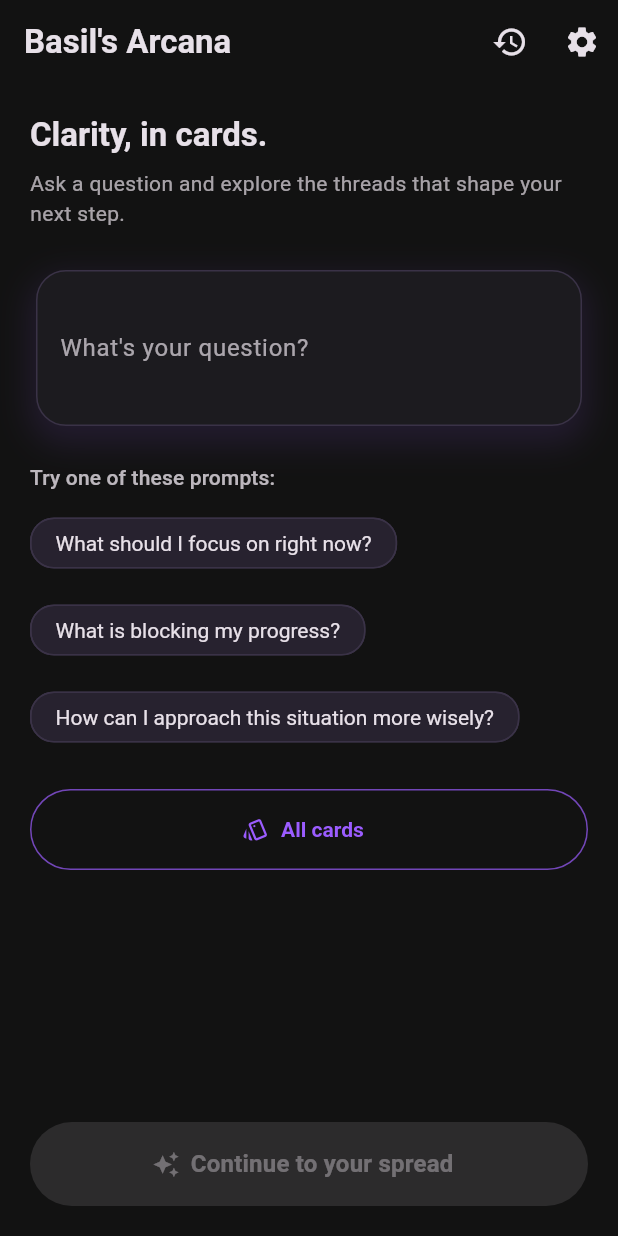
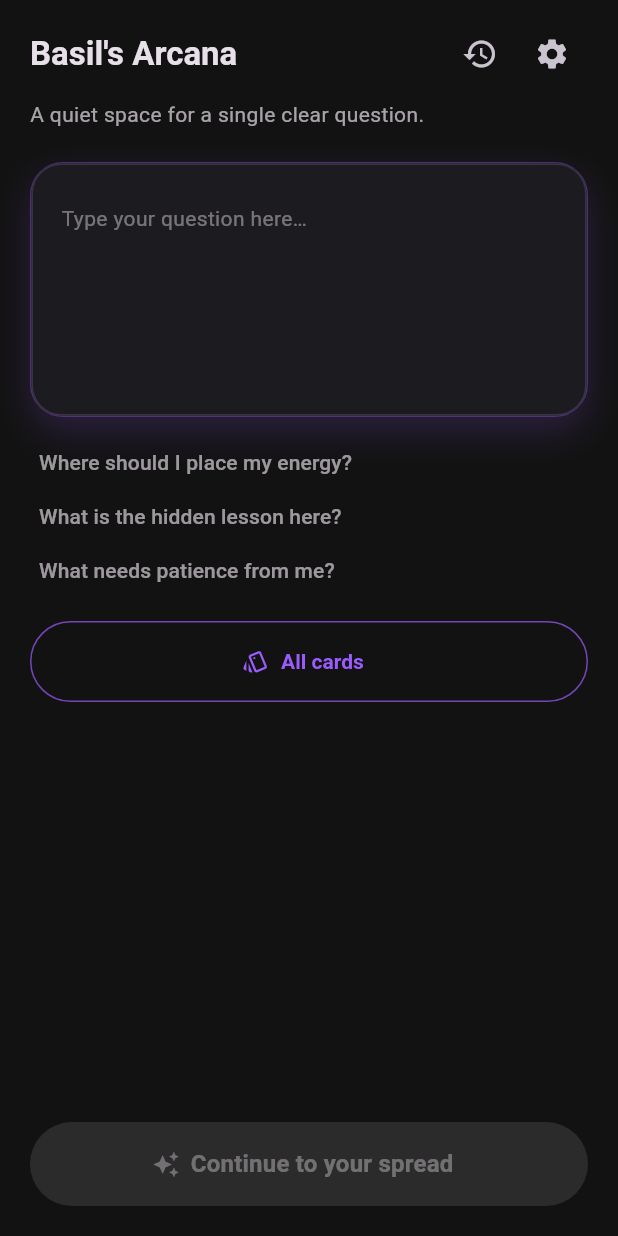
Before and after one commit to artemovbasil-oss/basil-arcana, a Flutter app: the screen it shows after launch, on a phone screen of 412 x 824 dp. Run offline on Flutter 3.47's test engine with Material 3 defaults, Android fonts, the phone set to English and light mode, and no system bars; our stand-ins replace flutter_riverpod, hive, hive_flutter; accounts and stored records are empty; generated files the repository leaves out were written again.

Commit message:
Fix reading requests and add card stats

```diff
--- a/basil_arcana/app_flutter/lib/features/home/home_screen.dart
+++ b/basil_arcana/app_flutter/lib/features/home/home_screen.dart
@@ -17,16 +17,24 @@ class HomeScreen extends ConsumerStatefulWidget {
 
 class _HomeScreenState extends ConsumerState<HomeScreen> {
   final TextEditingController _controller = TextEditingController();
+  final FocusNode _focusNode = FocusNode();
 
   @override
   void dispose() {
     _controller.dispose();
+    _focusNode.dispose();
     super.dispose();
   }
 
   void _applyExample(String example) {
     _controller.text = example;
     ref.read(readingFlowControllerProvider.notifier).setQuestion(example);
+    setState(() {});
+  }
+
+  void _clearQuestion() {
+    _controller.clear();
+    ref.read(readingFlowControllerProvider.notifier).setQuestion('');
     setState(() {});
   }
 
@@ -43,79 +51,93 @@ class _HomeScreenState extends ConsumerState<HomeScreen> {
     final hasQuestion = _controller.text.trim().isNotEmpty;
 
     return Scaffold(
-      appBar: AppBar(
-        title: Text(l10n.appTitle),
-        actions: [
+      body: SafeArea(
+        child: Column(
+          children: [
+            Expanded(
+              child: SingleChildScrollView(
+                padding: const EdgeInsets.fromLTRB(20, 12, 20, 24),
+                child: Column(
+                  crossAxisAlignment: CrossAxisAlignment.start,
+                  children: [
+                    Row(
+                      children: [
+                        Expanded(
+                          child: Text(
+                            l10n.appTitle,
+                            style: Theme.of(context)
+                                .textTheme
+                                .titleLarge
+                                ?.copyWith(
+                                  color: colorScheme.onSurface,
+                                ),
+                          ),
+                        ),
                         IconButton(
                           icon: const Icon(Icons.history),
                           tooltip: l10n.historyTooltip,
                           onPressed: () {
-              Navigator.pushNamed(context, HistoryScreen.routeName);
+                            Navigator.pushNamed(
+                              context,
+                              HistoryScreen.routeName,
+                            );
                           },
                         ),
                         IconButton(
                           icon: const Icon(Icons.settings),
                           tooltip: l10n.settingsTitle,
                           onPressed: () {
-              Navigator.pushNamed(context, SettingsScreen.routeName);
+                            Navigator.pushNamed(
+                              context,
+                              SettingsScreen.routeName,
+                            );
                           },
                         ),
                       ],
                     ),
-      body: SafeArea(
-        child: SingleChildScrollView(
-          padding: const EdgeInsets.fromLTRB(20, 20, 20, 24),
-          child: Column(
-            crossAxisAlignment: CrossAxisAlignment.start,
+                    const SizedBox(height: 6),
+                    Text(
+                      l10n.homeDescription,
+                      style: Theme.of(context).textTheme.bodyMedium?.copyWith(
+                            color: colorScheme.onSurface.withOpacity(0.7),
+                          ),
+                    ),
+                    const SizedBox(height: 22),
+                    Container(
+                      decoration: BoxDecoration(
+                        borderRadius: BorderRadius.circular(22),
+                        color: colorScheme.surfaceVariant.withOpacity(0.25),
+                        boxShadow: [
+                          BoxShadow(
+                            color: colorScheme.primary.withOpacity(0.18),
+                            blurRadius: 20,
+                            offset: const Offset(0, 10),
+                          ),
+                        ],
+                        border: Border.all(
+                          color: colorScheme.primary.withOpacity(0.35),
+                        ),
+                      ),
+                      child: Stack(
                         children: [
-              Text(
-                l10n.homeTagline,
-                style: Theme.of(context)
-                    .textTheme
-                    .titleLarge
-                    ?.copyWith(color: colorScheme.onSurface),
-              ),
-              const SizedBox(height: 8),
-              Text(
-                l10n.homeSubtitle,
-                style: Theme.of(context)
+                          TextField(
+                            controller: _controller,
+                            focusNode: _focusNode,
+                            maxLines: 6,
+                            minLines: 5,
+                            decoration: InputDecoration(
+                              hintText: l10n.homeQuestionPlaceholder,
+                              hintStyle: Theme.of(context)
                                   .textTheme
                                   .bodyMedium
-                    ?.copyWith(color: colorScheme.onSurface.withOpacity(0.7)),
+                                  ?.copyWith(
+                                    color:
+                                        colorScheme.onSurface.withOpacity(0.45),
                                   ),
-              const SizedBox(height: 24),
-              Container(
-                padding: const EdgeInsets.all(4),
-                decoration: BoxDecoration(
-                  borderRadius: BorderRadius.circular(22),
-                  boxShadow: [
-                    BoxShadow(
-                      color: colorScheme.primary.withOpacity(0.12),
-                      blurRadius: 18,
-                      offset: const Offset(0, 8),
-                    ),
-                  ],
-                ),
-                child: TextField(
-                  controller: _controller,
-                  maxLines: 3,
-                  decoration: InputDecoration(
-                    labelText: l10n.homeQuestionLabel,
-                    hintText: l10n.homeQuestionHint,
-                    suffixIcon: hasQuestion
-                        ? IconButton(
-                            icon: const Icon(Icons.close),
-                            tooltip: l10n.homeClearQuestionTooltip,
-                            onPressed: () {
-                              _controller.clear();
-                              ref
-                                  .read(
-                                      readingFlowControllerProvider.notifier)
-                                  .setQuestion('');
-                              setState(() {});
-                            },
-                          )
-                        : null,
+                              border: InputBorder.none,
+                              contentPadding:
+                                  const EdgeInsets.fromLTRB(16, 16, 48, 32),
+                              alignLabelWithHint: true,
                             ),
                             onChanged: (value) {
                               ref
@@ -124,29 +146,66 @@ class _HomeScreenState extends ConsumerState<HomeScreen> {
                               setState(() {});
                             },
                           ),
+                          if (hasQuestion)
+                            Positioned(
+                              right: 10,
+                              bottom: 10,
+                              child: GestureDetector(
+                                onTap: _clearQuestion,
+                                child: Container(
+                                  width: 28,
+                                  height: 28,
+                                  decoration: BoxDecoration(
+                                    color: colorScheme.surface
+                                        .withOpacity(0.85),
+                                    shape: BoxShape.circle,
+                                    border: Border.all(
+                                      color: colorScheme.primary
+                                          .withOpacity(0.35),
                                     ),
-              const SizedBox(height: 20),
-              Text(
-                l10n.homeTryPrompt,
+                                  ),
+                                  child: Icon(
+                                    Icons.close,
+                                    size: 16,
+                                    color:
+                                        colorScheme.onSurface.withOpacity(0.7),
+                                  ),
+                                ),
+                              ),
+                            ),
+                        ],
+                      ),
+                    ),
+                    const SizedBox(height: 16),
+                    Wrap(
+                      spacing: 12,
+                      runSpacing: 8,
+                      children: examples
+                          .map(
+                            (example) => InkWell(
+                              onTap: () => _applyExample(example),
+                              borderRadius: BorderRadius.circular(20),
+                              child: Padding(
+                                padding: const EdgeInsets.symmetric(
+                                  horizontal: 6,
+                                  vertical: 4,
+                                ),
+                                child: Text(
+                                  example,
                                   style: Theme.of(context)
                                       .textTheme
-                    .titleSmall
-                    ?.copyWith(color: colorScheme.onSurface.withOpacity(0.8)),
+                                      .labelLarge
+                                      ?.copyWith(
+                                        color: colorScheme.onSurface
+                                            .withOpacity(0.65),
                                       ),
-              const SizedBox(height: 10),
-              Wrap(
-                spacing: 10,
-                runSpacing: 10,
-                children: examples
-                    .map(
-                      (example) => ActionChip(
-                        label: Text(example),
-                        onPressed: () => _applyExample(example),
+                                ),
+                              ),
                             ),
                           )
                           .toList(),
                     ),
-              const SizedBox(height: 24),
+                    const SizedBox(height: 20),
                     SizedBox(
                       width: double.infinity,
                       child: OutlinedButton.icon(
@@ -166,14 +225,15 @@ class _HomeScreenState extends ConsumerState<HomeScreen> {
                 ),
               ),
             ),
-      bottomNavigationBar: SafeArea(
+            SafeArea(
               top: false,
               minimum: const EdgeInsets.fromLTRB(20, 8, 20, 20),
               child: AnimatedPadding(
                 duration: const Duration(milliseconds: 250),
                 curve: Curves.easeOut,
-          padding:
-              EdgeInsets.only(bottom: MediaQuery.of(context).viewInsets.bottom),
+                padding: EdgeInsets.only(
+                  bottom: MediaQuery.of(context).viewInsets.bottom,
+                ),
                 child: SizedBox(
                   height: 56,
                   width: double.infinity,
@@ -200,6 +260,9 @@ class _HomeScreenState extends ConsumerState<HomeScreen> {
                 ),
               ),
             ),
+          ],
+        ),
+      ),
     );
   }
 }
--- a/basil_arcana/app_flutter/lib/features/result/result_screen.dart
+++ b/basil_arcana/app_flutter/lib/features/result/result_screen.dart
@@ -551,7 +551,7 @@ class _ResultScreenState extends ConsumerState<ResultScreen> {
     }
     final l10n = AppLocalizations.of(context)!;
     final headings = [
-      l10n.resultDeepLoveHeading,
+      l10n.resultDeepRelationshipsHeading,
       l10n.resultDeepCareerHeading,
     ];
     final sectionTexts = List<String>.generate(headings.length, (index) {
--- a/basil_arcana/app_flutter/lib/l10n/app_en.arb
+++ b/basil_arcana/app_flutter/lib/l10n/app_en.arb
@@ -9,13 +9,15 @@
   "languageKazakh": "Kazakh (KZ)",
   "homeTagline": "Clarity, in cards.",
   "homeSubtitle": "Ask a question and explore the threads that shape your next step.",
+  "homeDescription": "A quiet space for a single clear question.",
+  "homeQuestionPlaceholder": "Type your question here…",
   "homeQuestionLabel": "What's your question?",
   "homeQuestionHint": "Type what you want clarity on...",
   "homeClearQuestionTooltip": "Clear question",
   "homeTryPrompt": "Try one of these prompts:",
-  "homeExample1": "What should I focus on right now?",
-  "homeExample2": "What is blocking my progress?",
-  "homeExample3": "How can I approach this situation more wisely?",
+  "homeExample1": "Where should I place my energy?",
+  "homeExample2": "What is the hidden lesson here?",
+  "homeExample3": "What needs patience from me?",
   "homeContinueButton": "Continue to your spread",
   "homeAllCardsButton": "All cards",
   "cardsTitle": "All cards",
@@ -63,16 +65,23 @@
   "resultSectionArcaneSnapshot": "Arcane Snapshot",
   "resultSectionWhy": "Why this reading",
   "resultSectionAction": "Action step (next 24–72h)",
-  "resultDeepPrompt": "Want a deeper reading?",
+  "resultDeepPrompt": "Want details on relationships and career?",
   "resultDeepNotNow": "Not now",
   "resultDeepShowDetails": "Yes",
   "resultDeepRetryMessage": "The deeper reading slipped away. Want to try again?",
   "resultDeepCancel": "Cancel",
   "resultDeepTryAgain": "Try again",
-  "resultDeepTypingLabel": "Oracle is typing",
-  "resultDeepLoveHeading": "Love",
+  "resultDeepTypingLabel": "Oracle is typing…",
+  "resultDeepRelationshipsHeading": "Relationships",
   "resultDeepCareerHeading": "Career",
-  "resultDeepHealthHeading": "Health",
+  "cardsDrawnCount": "Drawn {count}×",
+  "@cardsDrawnCount": {
+    "placeholders": {
+      "count": {
+        "type": "int"
+      }
+    }
+  },
   "resultDetailsTitle": "Details",
   "resultSaveButton": "Save reading",
   "resultNewButton": "New reading",
--- a/basil_arcana/app_flutter/lib/main.dart
+++ b/basil_arcana/app_flutter/lib/main.dart
@@ -17,6 +17,7 @@ Future<void> main() async {
   Hive.registerAdapter(ReadingModelAdapter());
   await Hive.openBox<ReadingModel>('readings');
   await Hive.openBox<String>('settings');
+  await Hive.openBox<int>('card_stats');
 
   runApp(const ProviderScope(child: BasilArcanaApp()));
 }
--- a/basil_arcana/app_flutter/lib/state/providers.dart
+++ b/basil_arcana/app_flutter/lib/state/providers.dart
@@ -4,6 +4,7 @@ import 'package:hive/hive.dart';
 
 import '../data/repositories/ai_repository.dart';
 import '../data/repositories/cards_repository.dart';
+import '../data/repositories/card_stats_repository.dart';
 import '../data/repositories/readings_repository.dart';
 import '../data/repositories/spreads_repository.dart';
 import 'reading_flow_controller.dart';
@@ -22,6 +23,10 @@ final aiRepositoryProvider = Provider<AiRepository>((ref) {
 
 final readingsRepositoryProvider = Provider<ReadingsRepository>((ref) {
   return ReadingsRepository();
+});
+
+final cardStatsRepositoryProvider = Provider<CardStatsRepository>((ref) {
+  return CardStatsRepository();
 });
 
 final readingFlowControllerProvider =
```
Also changed, not shown: basil_arcana/app_flutter/lib/data/repositories/ai_repository.dart (+152 -4 lines), basil_arcana/app_flutter/lib/data/repositories/card_stats_repository.dart (added, +23 -0 lines), basil_arcana/app_flutter/lib/features/cards/cards_screen.dart (+53 -1 lines), basil_arcana/app_flutter/lib/l10n/app_kk.arb (+16 -7 lines), basil_arcana/app_flutter/lib/l10n/app_ru.arb (+16 -7 lines), basil_arcana/app_flutter/lib/state/reading_flow_controller.dart (+15 -0 lines). Lines whose indentation alone changed are shown as unchanged.
